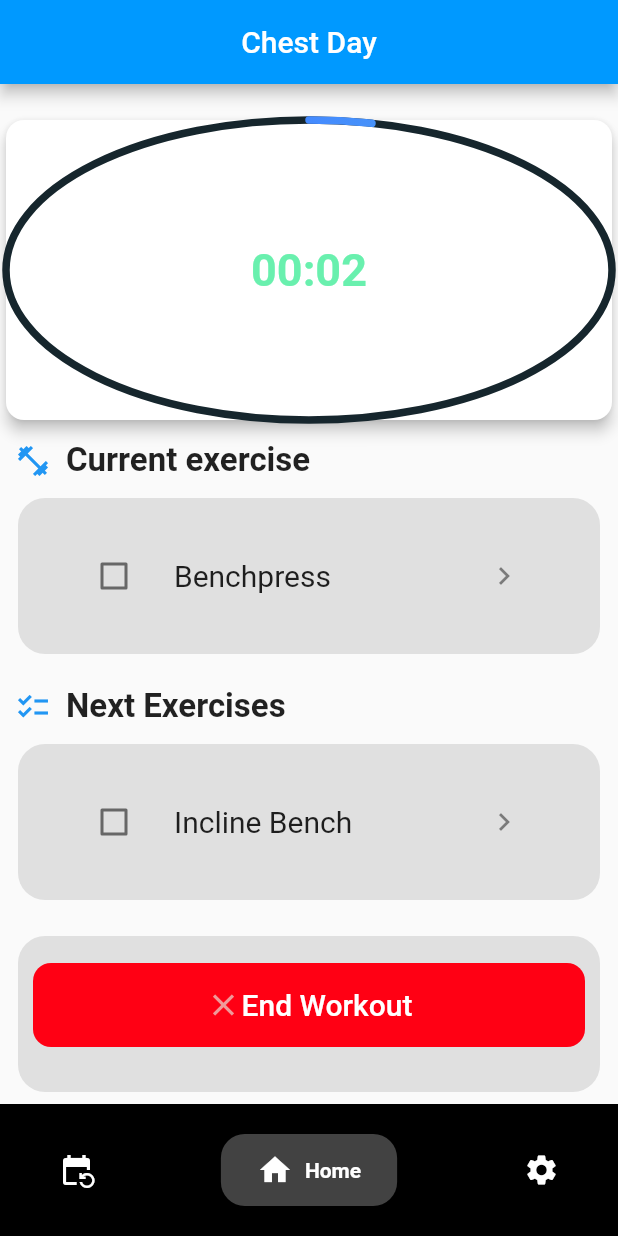
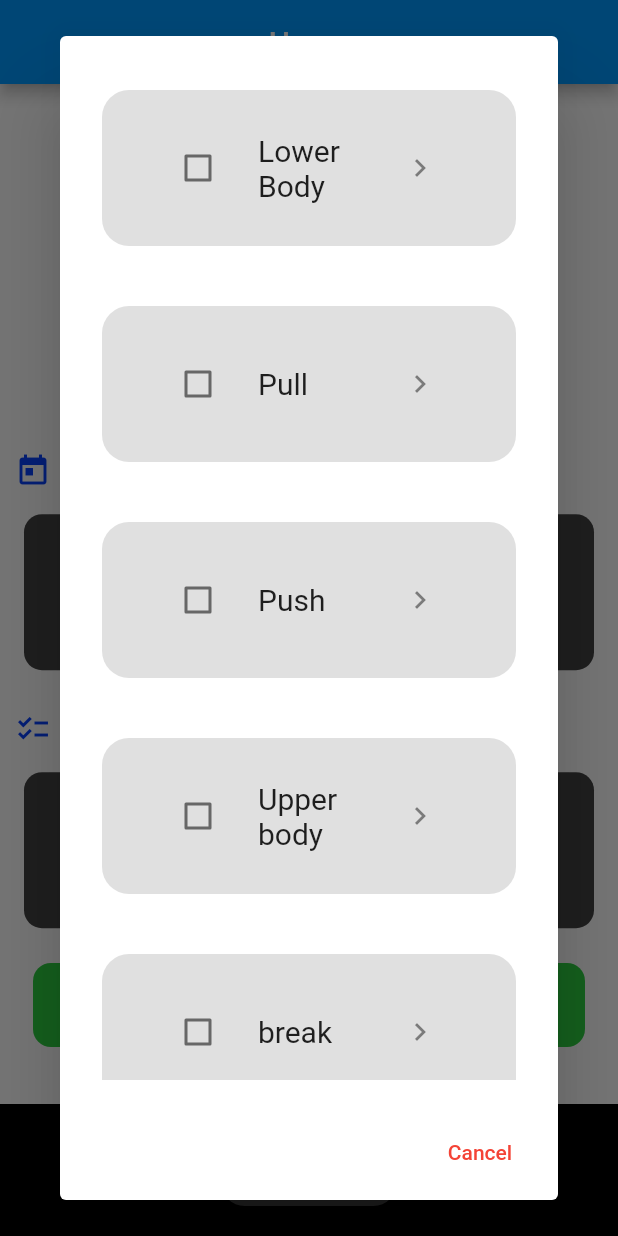
Before and after one commit to WillHAdair/WorkoutApplication, a Flutter app: the screen it shows after launch, item 2 of the bottom bar chosen, after a tap on "Start Workout", on a phone screen of 412 x 824 dp. Run offline on Flutter 3.47's test engine with Material 2 defaults, Android fonts, the light colour scheme and no system bars; drawn by our look-alikes of flutter_heatmap_calendar, flutter_slidable, google_nav_bar, simple_circular_progress_bar; our stand-ins replace hive, hive_flutter, table_calendar; accounts and stored records are empty.

Commit message:
Changed started workout page to access exercises

```diff
--- /dev/null
+++ b/lib/components/popups/list_popup.dart
@@ -0,0 +1,48 @@
+import 'package:flutter/material.dart';
+import 'package:provider/provider.dart';
+import 'package:workout_app/components/dropdown/workout_dropdown_list.dart';
+import 'package:workout_app/data/theme_provider.dart';
+import 'package:workout_app/data/workout_data.dart';
+import 'package:workout_app/models/workout.dart';
+
+class ListPopup extends StatelessWidget {
+  final void Function(Workout) onChange;
+  final VoidCallback onCancel;
+
+  const ListPopup({super.key, required this.onChange, required this.onCancel});
+  @override
+  Widget build(BuildContext context) {
+    return AlertDialog(
+      contentPadding: const EdgeInsets.all(16),
+      content: SingleChildScrollView(
+        child: ListBody(
+          children: [
+            ...Provider.of<WorkoutData>(context)
+                .getWorkoutList()
+                .map((workout) {
+              return Padding(
+                padding: const EdgeInsets.symmetric(vertical: 8.0),
+                child: WorkoutDropdownList(
+                  title: workout.name,
+                  exercises: workout.exercises,
+                  isSelected: false,
+                  onChanged: (value) => onChange(workout),
+                ),
+              );
+            })
+          ],
+        ),
+      ),
+      actions: [
+        MaterialButton(
+          onPressed: onCancel,
+          child: Text(
+            "Cancel",
+            style: TextStyle(
+                color: Provider.of<ThemeProvider>(context).cancelText),
+          ),
+        ),
+      ],
+    );
+  }
+}
--- a/lib/data/workout_data.dart
+++ b/lib/data/workout_data.dart
@@ -1,6 +1,7 @@
 import 'package:flutter/material.dart';
 import 'package:workout_app/data/hive_database.dart';
 import 'package:workout_app/datetime/date_timedata.dart';
+import 'package:workout_app/models/constants.dart';
 import 'package:workout_app/models/exercise.dart';
 import 'package:workout_app/models/workout_set.dart';
 
@@ -153,6 +154,36 @@ class WorkoutData extends ChangeNotifier {
         .firstWhere((exercise) => exercise.name == exerciseName);
   }
 
+  Exercise getFirstUnchecked(Workout workout) {
+    if (workout.exercises.isNotEmpty) {
+      return workout.exercises.firstWhere((exercise) => !exercise.isCompleted);
+    }
+    return standIn;
+  }
+
+  List<Exercise> getUncheckedExercises(Workout workout) {
+    List<Exercise> exercises = [];
+    bool first = false;
+    for (Exercise exercise in workout.exercises) {
+      if (!exercise.isCompleted && first) {
+        exercises.add(exercise);
+      } else if (!exercise.isCompleted) {
+        first = true;
+      }
+    }
+    return exercises;
+  }
+
+  List<Exercise> getCheckedExercises(Workout workout) {
+    List<Exercise> exercises = [];
+    for (Exercise exercise in workout.exercises) {
+      if (exercise.isCompleted) {
+        exercises.add(exercise);
+      }
+    }
+    return exercises;
+  }
+
   int numberOfExercisesInWorkout(String workoutName) {
     Workout relevantWorkout = getRelevantWorkout(workoutName)!;
     return relevantWorkout.exercises.length;
--- a/lib/models/constants.dart
+++ b/lib/models/constants.dart
@@ -1,5 +1,6 @@
 // How to model the Rep Type, (i.e do you do set number of reps, or just time, or go to failure)
 import 'package:flutter/material.dart';
+import 'package:workout_app/models/exercise.dart';
 import 'package:workout_app/models/workout.dart';
 
 enum RepType {
@@ -19,6 +20,7 @@ enum ExercisePurpose {
 }
 
 Workout restWorkout = Workout(name: "break", exercises: []);
+Exercise standIn = Exercise(name: "", sets: [], isCompleted: false);
 
 // Modeling the type of Weight used (i.e is it just the number value, % of 1RM, or not weighted at all)
 enum WeightType { fixedValue, percentORM, notApplicable }
--- a/lib/pages/Home/default_home_page.dart
+++ b/lib/pages/Home/default_home_page.dart
@@ -1,6 +1,7 @@
 import 'package:flutter/material.dart';
 import 'package:provider/provider.dart';
 import 'package:workout_app/components/basic_widgets/custom_textfield.dart';
+import 'package:workout_app/components/popups/list_popup.dart';
 import 'package:workout_app/components/tiles/custom_tile.dart';
 import 'package:workout_app/components/heat_map.dart';
 import 'package:workout_app/components/popups/customizable_dialog.dart';
@@ -8,11 +9,12 @@ import 'package:workout_app/components/tiles/sliding_tile.dart';
 import 'package:workout_app/data/theme_provider.dart';
 import 'package:workout_app/data/workout_data.dart';
 import 'package:workout_app/models/constants.dart';
+import 'package:workout_app/models/workout.dart';
 import 'package:workout_app/pages/Workouts/workout_page.dart';
 import 'package:workout_app/pages/Workouts/workouts_page.dart';
 
 class DefaultHomePage extends StatefulWidget {
-  final Function(bool) onWorkoutStatusChange;
+  final void Function(bool, Workout?) onWorkoutStatusChange;
 
   const DefaultHomePage({Key? key, required this.onWorkoutStatusChange})
       : super(key: key);
@@ -93,8 +95,18 @@ class DefaultHomePageState extends State<DefaultHomePage> {
     );
   }
 
-  void startWorkout(String workoutName) {
-    widget.onWorkoutStatusChange(true);
+  void startWorkout(Workout workout) {
+    Navigator.pop(context);
+    widget.onWorkoutStatusChange(true, workout);
+  }
+
+  void chooseWorkout() {
+    showDialog(
+        context: context,
+        builder: (context) {
+          return ListPopup(
+              onChange: (workout) => startWorkout(workout), onCancel: cancel);
+        });
   }
 
   void delete(String workoutName) {
@@ -209,7 +221,7 @@ class DefaultHomePageState extends State<DefaultHomePage> {
         floatingActionButton: Padding(
           padding: const EdgeInsets.all(22),
           child: TextButton(
-            onPressed: () => startWorkout(value.getWorkoutList()[0].name),
+            onPressed: chooseWorkout,
             style: TextButton.styleFrom(
               padding: const EdgeInsets.all(16),
               backgroundColor: Provider.of<ThemeProvider>(context).acceptColor,
--- a/lib/pages/Home/home_page.dart
+++ b/lib/pages/Home/home_page.dart
@@ -2,6 +2,7 @@ import 'package:flutter/material.dart';
 import 'package:provider/provider.dart';
 import 'package:workout_app/data/workout_data.dart';
 import 'package:workout_app/models/constants.dart';
+import 'package:workout_app/models/workout.dart';
 import 'package:workout_app/pages/Home/default_home_page.dart';
 import 'package:workout_app/pages/Home/workout_home_page.dart';
 import 'package:workout_app/data/settings_data.dart';
@@ -19,6 +20,7 @@ class _HomePageState extends State<HomePage> {
   bool workoutStarted = false;
   // ignore: unused_field
   int _currentIndex = 0;
+  Workout chosen = restWorkout;
   @override
   void didChangeDependencies() {
     super.didChangeDependencies();
@@ -34,11 +36,14 @@ class _HomePageState extends State<HomePage> {
     });
   }
 
-  void changeWorkoutStatus(bool newStatus) {
+  // ignore: avoid_init_to_null
+  void changeWorkoutStatus(bool newStatus, Workout? chosenWorkout) {
     setState(() {
       workoutStarted = newStatus;
-      // Determine the correct index based on the workout status change
-      _currentIndex = workoutStarted ? 1 : 0; // Change to the appropriate index
+      _currentIndex = workoutStarted ? 1 : 0;
+      if (chosenWorkout != null) {
+        chosen = chosenWorkout;
+      }
     });
     Provider.of<WorkoutData>(context, listen: false)
         .changeWorkoutStarted(newStatus);
@@ -60,7 +65,8 @@ class _HomePageState extends State<HomePage> {
               onWorkoutStatusChange: changeWorkoutStatus,
             ),
             WorkoutHomePage(
-              onWorkoutStatusChange: changeWorkoutStatus,
+              onWorkoutStatusChange: (val) => changeWorkoutStatus(val, null),
+              chosen: chosen,
             ),
           ],
         ),
--- a/lib/pages/Home/workout_home_page.dart
+++ b/lib/pages/Home/workout_home_page.dart
@@ -5,11 +5,16 @@ import 'package:provider/provider.dart';
 import 'package:simple_circular_progress_bar/simple_circular_progress_bar.dart';
 import 'package:workout_app/components/dropdown/exercise_dropdown_list.dart';
 import 'package:workout_app/data/theme_provider.dart';
+import 'package:workout_app/data/workout_data.dart';
+import 'package:workout_app/models/constants.dart';
+import 'package:workout_app/models/workout.dart';
 import 'package:workout_app/models/workout_set.dart';
 
 class WorkoutHomePage extends StatefulWidget {
   final Function(bool) onWorkoutStatusChange;
-  const WorkoutHomePage({Key? key, required this.onWorkoutStatusChange})
+  final Workout chosen;
+  const WorkoutHomePage(
+      {Key? key, required this.onWorkoutStatusChange, required this.chosen})
       : super(key: key);
 
   @override
@@ -78,9 +83,10 @@ class WorkoutHomePageState extends State<WorkoutHomePage> {
 
   @override
   Widget build(BuildContext context) {
-    return Scaffold(
+    return Consumer<WorkoutData>(
+      builder: (context, value, child) => Scaffold(
         appBar: AppBar(
-        title: const Text('Chest Day'),
+          title: Text(widget.chosen.name),
           centerTitle: true,
         ),
         body: ListView(
@@ -127,13 +133,21 @@ class WorkoutHomePageState extends State<WorkoutHomePage> {
                     style: TextStyle(fontSize: 22, fontWeight: FontWeight.bold))
               ],
             ),
-          ExerciseDropdownList(
-              title: 'Benchpress',
-              sets: sets,
+            Provider.of<WorkoutData>(context)
+                        .getFirstUnchecked(widget.chosen) !=
+                    standIn
+                ? ExerciseDropdownList(
+                    title: Provider.of<WorkoutData>(context)
+                        .getFirstUnchecked(widget.chosen)!
+                        .name,
+                    sets: Provider.of<WorkoutData>(context)
+                        .getFirstUnchecked(widget.chosen)!
+                        .sets,
                     onSettingsPress: () => {},
                     onDeletePress: () => {},
                     onChanged: (p0) => {},
-              isCompleted: false),
+                    isCompleted: false)
+                : const SizedBox.shrink(),
             const SizedBox(height: 10),
             const Row(
               crossAxisAlignment: CrossAxisAlignment.center,
@@ -148,20 +162,17 @@ class WorkoutHomePageState extends State<WorkoutHomePage> {
                     style: TextStyle(fontSize: 22, fontWeight: FontWeight.bold))
               ],
             ),
-          ExerciseDropdownList(
-              title: 'Incline Bench',
-              sets: sets,
-              onSettingsPress: () => {},
-              onDeletePress: () => {},
-              onChanged: (p0) => {},
-              isCompleted: false),
-          ExerciseDropdownList(
-              title: 'Decline Bench',
-              sets: sets,
-              onSettingsPress: () => {},
-              onDeletePress: () => {},
-              onChanged: (p0) => {},
-              isCompleted: false),
+            ListView.builder(
+              itemCount: value.getUncheckedExercises(widget.chosen).length,
+              itemBuilder: (context, index) => ExerciseDropdownList(
+                title: value.getUncheckedExercises(widget.chosen)[index].name,
+                sets: value.getUncheckedExercises(widget.chosen)[index].sets,
+                isCompleted: false,
+                onSettingsPress: () {},
+                onDeletePress: () {},
+                onChanged: (p0) {},
+              ),
+            ),
             const SizedBox(height: 10),
             const Row(
               crossAxisAlignment: CrossAxisAlignment.center,
@@ -175,6 +186,17 @@ class WorkoutHomePageState extends State<WorkoutHomePage> {
                 Text('Completed Exercises',
                     style: TextStyle(fontSize: 22, fontWeight: FontWeight.bold))
               ],
+            ),
+            ListView.builder(
+              itemCount: value.getCheckedExercises(widget.chosen).length,
+              itemBuilder: (context, index) => ExerciseDropdownList(
+                title: value.getCheckedExercises(widget.chosen)[index].name,
+                sets: value.getCheckedExercises(widget.chosen)[index].sets,
+                isCompleted: false,
+                onSettingsPress: () {},
+                onDeletePress: () {},
+                onChanged: (p0) {},
+              ),
             ),
             ExerciseDropdownList(
                 title: 'Chest Flys',
@@ -192,7 +214,8 @@ class WorkoutHomePageState extends State<WorkoutHomePage> {
               onPressed: () => endWorkout(),
               style: TextButton.styleFrom(
                 padding: const EdgeInsets.all(16),
-              backgroundColor: Provider.of<ThemeProvider>(context).rejectColor,
+                backgroundColor:
+                    Provider.of<ThemeProvider>(context).rejectColor,
                 foregroundColor: Colors.red[200],
                 shape: RoundedRectangleBorder(
                   borderRadius: BorderRadius.circular(12),
@@ -212,6 +235,7 @@ class WorkoutHomePageState extends State<WorkoutHomePage> {
                 ],
               )),
         ),
+      ),
     );
   }
 
```
Also changed, not shown: lib/pages/tracker/schedule_page.dart (+4 -33 lines). Lines whose indentation alone changed are shown as unchanged.
